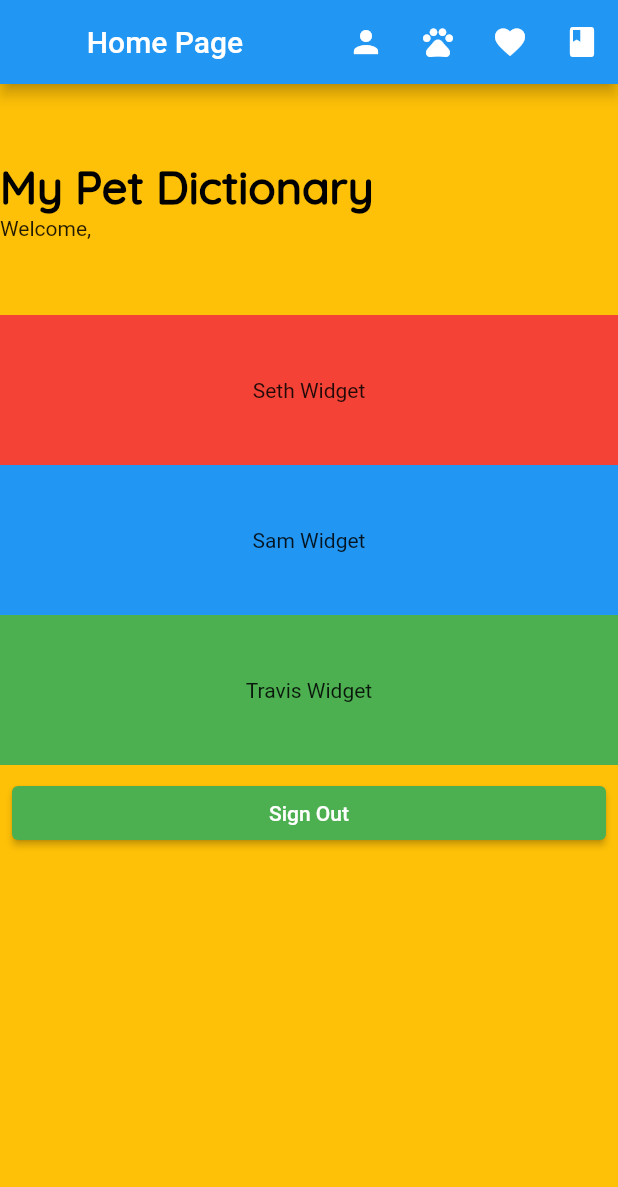
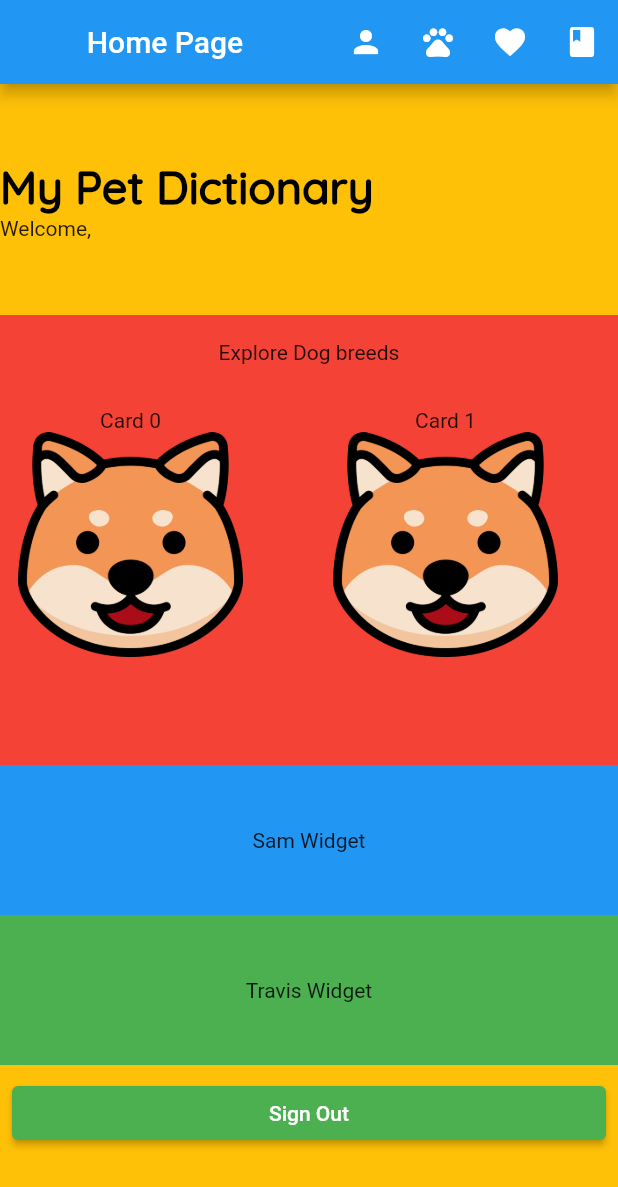
Before and after one commit to defNumb/runtime_error, a Flutter app: the screen it shows once a user with an empty profile is signed in, on a phone screen of 412 x 824 dp. Shown: the top 1187 px of the screen. Run offline on Flutter 3.47's test engine with Material 2 defaults, Android fonts, the phone set to English and light mode, and no system bars; our stand-ins replace bloc, cloud_firestore, equatable, firebase_auth, firebase_core, flutter_bloc and 2 more; missing offline and left inert: favorite_button; accounts and stored records are empty.

Commit message:
Early implementation of seth_widget

```diff
--- a/lib/screens/homepage_widgets/seth_widget.dart
+++ b/lib/screens/homepage_widgets/seth_widget.dart
@@ -1,4 +1,7 @@
+import 'dart:math';
+
 import 'package:flutter/material.dart';
+import 'package:my_pets_app/blocs/breed-provider/breed_provider_cubit.dart';
 
 class SethWidget extends StatelessWidget {
   const SethWidget({super.key});
@@ -6,13 +9,63 @@ class SethWidget extends StatelessWidget {
   @override
   Widget build(BuildContext context) {
     return Container(
-      height: 100,
+      height: 300,
+      width: 100,
+      color: Colors.red,
+      child: Column(
+        children: [
+          Flexible(flex: 2, child: Center(child: Text("Explore Dog breeds"))),
+          Flexible(
+            flex: 10,
+            child: ListView.separated(
+              scrollDirection: Axis.horizontal,
+              padding: const EdgeInsets.all(12),
+              itemCount: 20,
+              separatorBuilder: (context, index) {
+                return const SizedBox(width: 60);
+              },
+              itemBuilder: (context, index) {
+                return buildBreedCard(index);
+              },
+            ),
+          )
+        ],
+      )
+    );
+
+    /*return Container(
+      height: 300,
       width: 100,
       color: Colors.red,
       child: Center(
-        child: Text('Seth Widget'),
+        child: Row(
+          mainAxisAlignment: MainAxisAlignment.spaceEvenly,
+          children: [
+            Text("Dog"),
+            Text("Cat"),
+            Text("Dog"),
+            Text("Cat")
+          ],
+        ),
         // this is what i want my widget to do
+        // Pull a
       ),
-    );
+    );*/
   }
 }
+
+Widget buildBreedCard(int index) => Column(
+  mainAxisSize: MainAxisSize.min,
+  children: [
+    Text("Card $index"), // TODO: Animal Breed title
+    ClipRRect(
+      borderRadius: BorderRadius.circular(20),
+      child: Image.asset(
+        'assets/images/dog_icon.png', // TODO: Animal Breed image
+        height: 150,
+        width: 150,
+        fit: BoxFit.cover,
+      )
+    )
+  ],
+);
```
